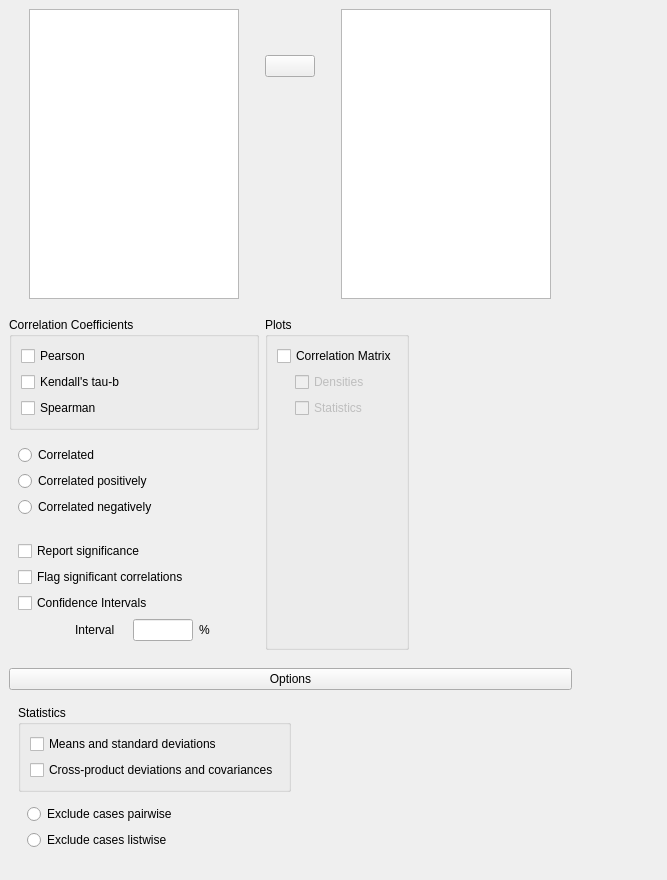
Qt form JASP-Desktop/analysisforms/correlationform.ui (jasp-stats/jasp-desktop) before a commit.
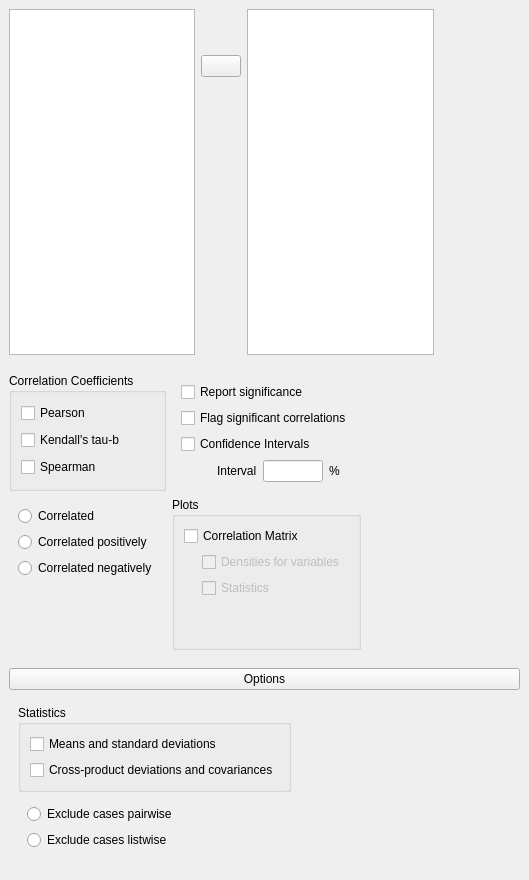
The same form after that commit. Custom widgets are drawn as their Qt base class.

Commit message: C Correlations: Hiding options not ready yet

Diff of the .ui file:
```diff
--- a/JASP-Desktop/analysisforms/correlationform.ui
+++ b/JASP-Desktop/analysisforms/correlationform.ui
@@ -6,7 +6,7 @@
    <rect>
     <x>0</x>
     <y>0</y>
-    <width>667</width>
+    <width>529</width>
     <height>880</height>
    </rect>
   </property>
@@ -110,88 +110,6 @@
    <item row="1" column="0" colspan="2">
     <widget class="QWidget" name="widget_5" native="true">
      <layout class="QGridLayout" name="gridLayout_12">
-      <item row="2" column="0">
-       <widget class="QWidget" name="widget_7" native="true">
-        <layout class="QGridLayout" name="gridLayout_5">
-         <property name="leftMargin">
-          <number>9</number>
-         </property>
-         <item row="0" column="0">
-          <widget class="BoundCheckBox" name="reportSignificance">
-           <property name="text">
-            <string>Report significance</string>
-           </property>
-          </widget>
-         </item>
-         <item row="1" column="0">
-          <widget class="BoundCheckBox" name="flagSignificant">
-           <property name="text">
-            <string>Flag significant correlations</string>
-           </property>
-          </widget>
-         </item>
-         <item row="3" column="0">
-          <widget class="QWidget" name="confidenceIntervalsIntervalContainer" native="true">
-           <layout class="QGridLayout" name="gridLayout_4">
-            <property name="leftMargin">
-             <number>0</number>
-            </property>
-            <property name="topMargin">
-             <number>0</number>
-            </property>
-            <property name="rightMargin">
-             <number>0</number>
-            </property>
-            <property name="bottomMargin">
-             <number>0</number>
-            </property>
-            <item row="0" column="0">
-             <widget class="QWidget" name="widget_8" native="true">
-              <property name="minimumSize">
-               <size>
-                <width>30</width>
-                <height>0</height>
-               </size>
-              </property>
-             </widget>
-            </item>
-            <item row="0" column="2">
-             <widget class="BoundTextBox" name="confidenceIntervalsInterval">
-              <property name="maximumSize">
-               <size>
-                <width>60</width>
-                <height>16777215</height>
-               </size>
-              </property>
-             </widget>
-            </item>
-            <item row="0" column="1">
-             <widget class="QLabel" name="label">
-              <property name="text">
-               <string>Interval</string>
-              </property>
-             </widget>
-            </item>
-            <item row="0" column="3">
-             <widget class="QLabel" name="label_2">
-              <property name="text">
-               <string>%</string>
-              </property>
-             </widget>
-            </item>
-           </layout>
-          </widget>
-         </item>
-         <item row="2" column="0">
-          <widget class="BoundCheckBox" name="confidenceIntervals">
-           <property name="text">
-            <string>Confidence Intervals</string>
-           </property>
-          </widget>
-         </item>
-        </layout>
-       </widget>
-      </item>
       <item row="0" column="0">
        <widget class="GroupBox" name="groupBox">
         <property name="title">
@@ -271,8 +189,21 @@
         </layout>
        </widget>
       </item>
-      <item row="0" column="1" rowspan="3">
-       <widget class="GroupBox" name="groupBox_2">
+      <item row="0" column="2">
+       <spacer name="horizontalSpacer">
+        <property name="orientation">
+         <enum>Qt::Horizontal</enum>
+        </property>
+        <property name="sizeHint" stdset="0">
+         <size>
+          <width>40</width>
+          <height>20</height>
+         </size>
+        </property>
+       </spacer>
+      </item>
+      <item row="1" column="1" rowspan="2">
+       <widget class="GroupBox" name="plotsContainer">
         <property name="title">
          <string>Plots</string>
         </property>
@@ -296,7 +227,7 @@
             <bool>false</bool>
            </property>
            <property name="text">
-            <string>Densities</string>
+            <string>Densities for variables</string>
            </property>
           </widget>
          </item>
@@ -330,10 +261,92 @@
         </layout>
        </widget>
       </item>
+      <item row="0" column="1">
+       <widget class="QWidget" name="widget_7" native="true">
+        <layout class="QGridLayout" name="gridLayout_5">
+         <property name="leftMargin">
+          <number>9</number>
+         </property>
+         <item row="0" column="0">
+          <widget class="BoundCheckBox" name="reportSignificance">
+           <property name="text">
+            <string>Report significance</string>
+           </property>
+          </widget>
+         </item>
+         <item row="1" column="0">
+          <widget class="BoundCheckBox" name="flagSignificant">
+           <property name="text">
+            <string>Flag significant correlations</string>
+           </property>
+          </widget>
+         </item>
+         <item row="3" column="0">
+          <widget class="QWidget" name="confidenceIntervalsIntervalContainer" native="true">
+           <layout class="QGridLayout" name="gridLayout_4">
+            <property name="leftMargin">
+             <number>0</number>
+            </property>
+            <property name="topMargin">
+             <number>0</number>
+            </property>
+            <property name="rightMargin">
+             <number>0</number>
+            </property>
+            <property name="bottomMargin">
+             <number>0</number>
+            </property>
+            <item row="0" column="0">
+             <widget class="QWidget" name="widget_8" native="true">
+              <property name="minimumSize">
+               <size>
+                <width>30</width>
+                <height>0</height>
+               </size>
+              </property>
+             </widget>
+            </item>
+            <item row="0" column="2">
+             <widget class="BoundTextBox" name="confidenceIntervalsInterval">
+              <property name="maximumSize">
+               <size>
+                <width>60</width>
+                <height>16777215</height>
+               </size>
+              </property>
+             </widget>
+            </item>
+            <item row="0" column="1">
+             <widget class="QLabel" name="label">
+              <property name="text">
+               <string>Interval</string>
+              </property>
+             </widget>
+            </item>
+            <item row="0" column="3">
+             <widget class="QLabel" name="label_2">
+              <property name="text">
+               <string>%</string>
+              </property>
+             </widget>
+            </item>
+           </layout>
+          </widget>
+         </item>
+         <item row="2" column="0">
+          <widget class="BoundCheckBox" name="confidenceIntervals">
+           <property name="text">
+            <string>Confidence Intervals</string>
+           </property>
+          </widget>
+         </item>
+        </layout>
+       </widget>
+      </item>
      </layout>
     </widget>
    </item>
-   <item row="2" column="0">
+   <item row="2" column="0" colspan="2">
     <widget class="QWidget" name="optionsWidget" native="true">
      <layout class="QGridLayout" name="gridLayout">
       <item row="0" column="0">
```
Left out of the diff: 59 changed lines with no effect on the pictures. The commit also changes 1 other file.
